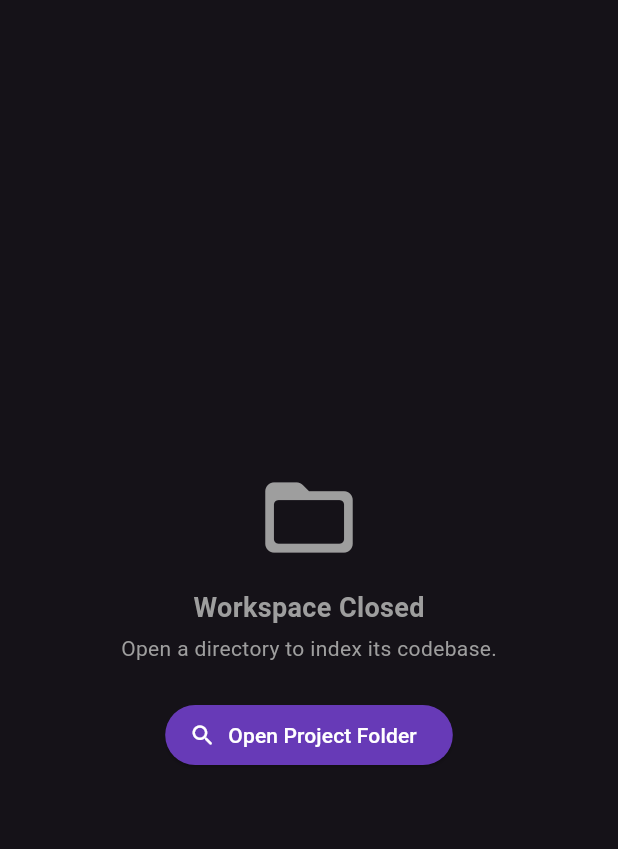
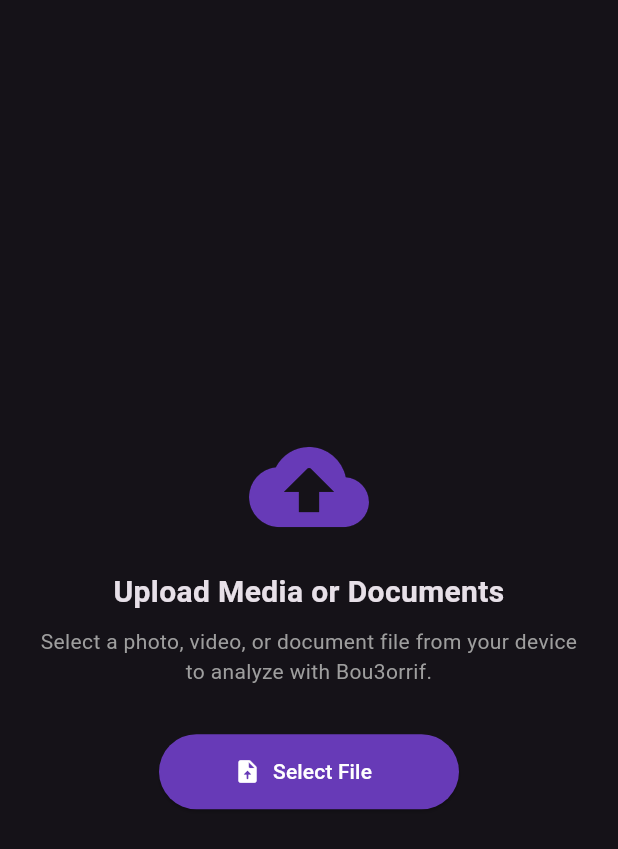
Before and after one commit to AnasGara/opencode-localMob, a Flutter app: the FileBrowserScreen screen opened directly, on a phone screen of 412 x 824 dp. Shown: the top 849 px of the screen. Run offline on Flutter 3.47's test engine with Material 3 defaults, Android fonts, the phone set to English and light mode, and no system bars; our stand-ins replace file_picker, flutter_markdown, google_generative_ai, shared_preferences; accounts and stored records are empty.

Commit message:
feat: rename app to Bou3orrif and add dynamic uploader button
- Rename application and AI assistant to Bou3orrif.
- Transform assistant into a polyvalent, general-purpose agent.
- Add skippable setup with free models via OpenCode Zen API and local offline fallback.
- Support configuring Google AI Studio, OpenAI, and Anthropic Claude keys in Settings.
- Implement dynamic model selection dependent on configured keys.
- Add single file uploader button (image/video/doc) to ChatScreen input bar and a dedicated Upload tab, replacing local workspace folder browsing.
- Support sending binary files via DataPart in standard mode and base64 encoding/placeholders in free/custom API modes.
- Update FileViewerScreen to render images and show custom placeholders for videos/documents.
- Document free OpenCode Zen models and multi-language snippets in OPENCODE_ZEN_MODELS.md.
- Include extensive test coverage for all features in test/free_mode_test.dart.

Co-authored-by: AnasGara <65946300+AnasGara@users.noreply.github.com>

```diff
--- a/lib/providers/project_provider.dart
+++ b/lib/providers/project_provider.dart
@@ -45,6 +45,26 @@ class ProjectProvider with ChangeNotifier {
       }
     } catch (e) {
       debugPrint('Error picking workspace: $e');
+    } finally {
+      _isLoading = false;
+      notifyListeners();
+    }
+  }
+
+  Future<void> uploadFile() async {
+    _isLoading = true;
+    notifyListeners();
+
+    try {
+      final result = await _fileService.pickFile();
+      if (result != null && result.files.isNotEmpty) {
+        final file = result.files.first;
+        if (file.path != null) {
+          await selectFile(file.path!);
+        }
+      }
+    } catch (e) {
+      debugPrint('Error picking file: $e');
     } finally {
       _isLoading = false;
       notifyListeners();
--- a/lib/screens/file_browser_screen.dart
+++ b/lib/screens/file_browser_screen.dart
@@ -1,7 +1,7 @@
 import 'package:flutter/material.dart';
+import 'dart:io';
 import 'package:provider/provider.dart';
 import '../providers/project_provider.dart';
-import '../models/file_node.dart';
 import 'file_viewer_screen.dart';
 
 class FileBrowserScreen extends StatelessWidget {
@@ -10,99 +10,93 @@ class FileBrowserScreen extends StatelessWidget {
   @override
   Widget build(BuildContext context) {
     final projectProvider = Provider.of<ProjectProvider>(context);
+    final filename = projectProvider.selectedFilePath?.split(Platform.pathSeparator).last;
 
     return Scaffold(
       body: projectProvider.isLoading
           ? const Center(child: CircularProgressIndicator())
-          : projectProvider.rootNode == null
-              ? Center(
+          : Center(
+              child: SingleChildScrollView(
+                padding: const EdgeInsets.all(24.0),
                 child: Column(
                   mainAxisAlignment: MainAxisAlignment.center,
                   children: [
-                      const Icon(Icons.folder_open_rounded, size: 70, color: Colors.grey),
-                      const SizedBox(height: 12),
+                    const Icon(Icons.cloud_upload_rounded, size: 80, color: Colors.deepPurple),
+                    const SizedBox(height: 16),
                     const Text(
-                        'Workspace Closed',
-                        style: TextStyle(fontSize: 18, fontWeight: FontWeight.bold, color: Colors.grey),
+                      'Upload Media or Documents',
+                      style: TextStyle(fontSize: 20, fontWeight: FontWeight.bold),
+                      textAlign: TextAlign.center,
                     ),
-                      const SizedBox(height: 4),
-                      const Text('Open a directory to index its codebase.', style: TextStyle(color: Colors.grey)),
-                      const SizedBox(height: 24),
+                    const SizedBox(height: 8),
+                    const Text(
+                      'Select a photo, video, or document file from your device to analyze with Bou3orrif.',
+                      style: TextStyle(color: Colors.grey),
+                      textAlign: TextAlign.center,
+                    ),
+                    const SizedBox(height: 32),
                     ElevatedButton.icon(
                       style: ElevatedButton.styleFrom(
                         backgroundColor: Colors.deepPurple,
                         foregroundColor: Colors.white,
+                        minimumSize: const Size(200, 50),
                       ),
-                        icon: const Icon(Icons.search_rounded),
-                        label: const Text('Open Project Folder'),
-                        onPressed: projectProvider.openProject,
+                      icon: const Icon(Icons.upload_file_rounded),
+                      label: const Text('Select File'),
+                      onPressed: projectProvider.uploadFile,
                     ),
-                    ],
+                    if (projectProvider.selectedFilePath != null) ...[
+                      const SizedBox(height: 32),
+                      const Divider(),
+                      const SizedBox(height: 16),
+                      const Text(
+                        'Currently Attached File:',
+                        style: TextStyle(fontWeight: FontWeight.bold),
                       ),
-                )
-              : Column(
+                      const SizedBox(height: 12),
+                      Card(
+                        elevation: 0,
+                        color: Colors.deepPurple.withValues(alpha: 0.05),
+                        child: ListTile(
+                          leading: Icon(
+                            projectProvider.selectedFileBytes != null
+                                ? (projectProvider.selectedFileMimeType?.startsWith('image/') == true
+                                    ? Icons.image_rounded
+                                    : Icons.video_camera_back_rounded)
+                                : Icons.insert_drive_file_rounded,
+                            color: Colors.deepPurple,
+                          ),
+                          title: Text(filename ?? ''),
+                          subtitle: Text(projectProvider.selectedFileMimeType ?? 'Unknown Mime Type'),
+                          trailing: Row(
+                            mainAxisSize: MainAxisSize.min,
                             children: [
-                    Container(
-                      padding: const EdgeInsets.all(12),
-                      color: Colors.deepPurple.withValues(alpha: 0.05),
-                      child: Row(
-                        children: [
-                          const Icon(Icons.folder_shared_rounded, color: Colors.deepPurple),
-                          const SizedBox(width: 8),
-                          Expanded(
-                            child: Text(
-                              projectProvider.projectPath ?? '',
-                              overflow: TextOverflow.ellipsis,
-                              style: const TextStyle(fontWeight: FontWeight.bold),
-                            ),
+                              IconButton(
+                                icon: const Icon(Icons.remove_red_eye_rounded, color: Colors.deepPurple),
+                                tooltip: 'View File Content',
+                                onPressed: () {
+                                  Navigator.push(
+                                    context,
+                                    MaterialPageRoute(builder: (context) => const FileViewerScreen()),
+                                  );
+                                },
                               ),
                               IconButton(
                                 icon: const Icon(Icons.close_rounded, color: Colors.red),
-                            onPressed: projectProvider.closeProject,
+                                tooltip: 'Remove File',
+                                onPressed: () {
+                                  projectProvider.clearSelectedFile();
+                                },
                               ),
                             ],
                           ),
                         ),
-                    Expanded(
-                      child: ListView(
-                        padding: const EdgeInsets.symmetric(vertical: 8),
-                        children: [
-                          _buildNodeWidget(context, projectProvider.rootNode!, projectProvider),
+                      ),
+                    ],
                   ],
                 ),
               ),
-                  ],
             ),
     );
   }
-
-  Widget _buildNodeWidget(BuildContext context, FileNode node, ProjectProvider provider) {
-    if (node.isDirectory) {
-      return ExpansionTile(
-        key: PageStorageKey<String>(node.path),
-        title: Text(node.name),
-        leading: const Icon(Icons.folder_rounded, color: Colors.amber),
-        initiallyExpanded: node.isExpanded,
-        onExpansionChanged: (expanded) {
-          provider.loadNodeChildren(node);
-        },
-        children: node.children.map((child) => _buildNodeWidget(context, child, provider)).toList(),
-      );
-    } else {
-      return ListTile(
-        title: Text(node.name),
-        leading: const Icon(Icons.insert_drive_file_rounded, color: Colors.blue),
-        contentPadding: const EdgeInsets.only(left: 32.0, right: 16.0),
-        onTap: () async {
-          await provider.selectFile(node.path);
-          if (context.mounted) {
-            Navigator.push(
-              context,
-              MaterialPageRoute(builder: (context) => const FileViewerScreen()),
-            );
 }
-        },
-      );
-    }
-  }
-}
```
Also changed, not shown: lib/screens/chat_screen.dart (+8 -0 lines), lib/services/file_service.dart (+7 -0 lines), 1 other file. Lines whose indentation alone changed are shown as unchanged.
